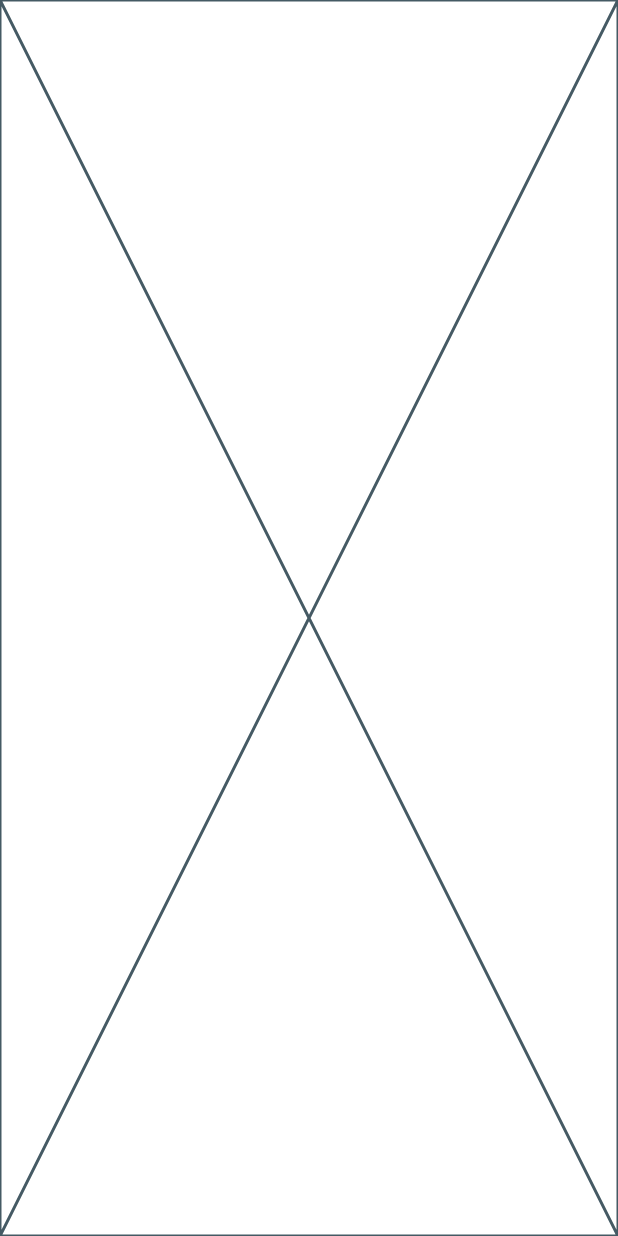
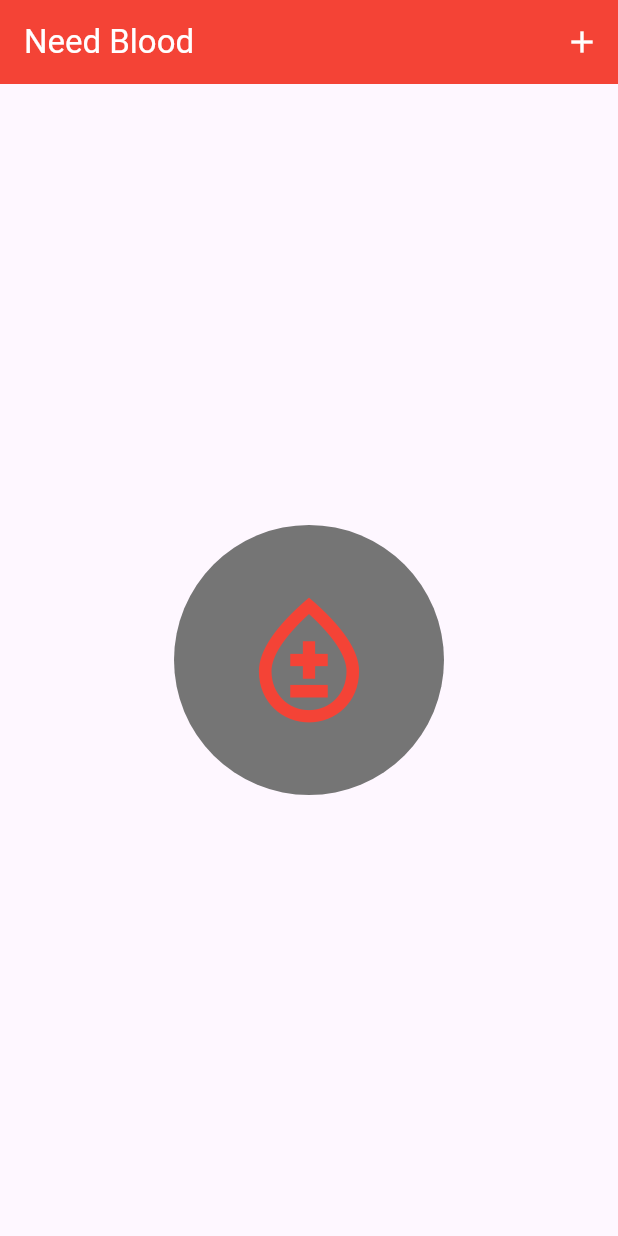
Before and after one commit to Hasib-39/live_test_2, a Flutter app: the screen it shows after launch, on a phone screen of 412 x 824 dp. Run offline on Flutter 3.47's test engine with Material 3 defaults, Android fonts, the phone set to English and light mode, and no system bars.

```diff
--- a/lib/main.dart
+++ b/lib/main.dart
@@ -9,6 +9,53 @@ class MyApp extends StatelessWidget {
 
   @override
   Widget build(BuildContext context) {
-    return const Placeholder();
+    return const MaterialApp(
+      debugShowCheckedModeBanner: false,
+      home: DonateBlood(),
+    );
   }
 }
+
+class DonateBlood extends StatelessWidget {
+  const DonateBlood({super.key});
+
+  @override
+  Widget build(BuildContext context) {
+    return Scaffold(
+      appBar: AppBar(
+        title: const Text(
+            "Need Blood",
+          style: TextStyle(
+            color: Colors.white,
+          ),
+        ),
+        backgroundColor: Colors.red,
+        actions: [
+          IconButton(
+              onPressed: (){},
+              icon: const Icon(
+                  Icons.add,
+                color: Colors.white,
+              )
+          )
+        ],
+      ),
+      body: Center(
+        child: Column(
+          mainAxisAlignment: MainAxisAlignment.center,
+          children: [
+            CircleAvatar(
+              backgroundColor: Colors.grey[600],
+              radius: 90,
+              child: const Icon(
+                Icons.bloodtype_outlined,
+                color: Colors.red,
+                size:100,
+              ),
+            )
+          ],
+        ),
+      ),
+    );
+  }
+}
```
